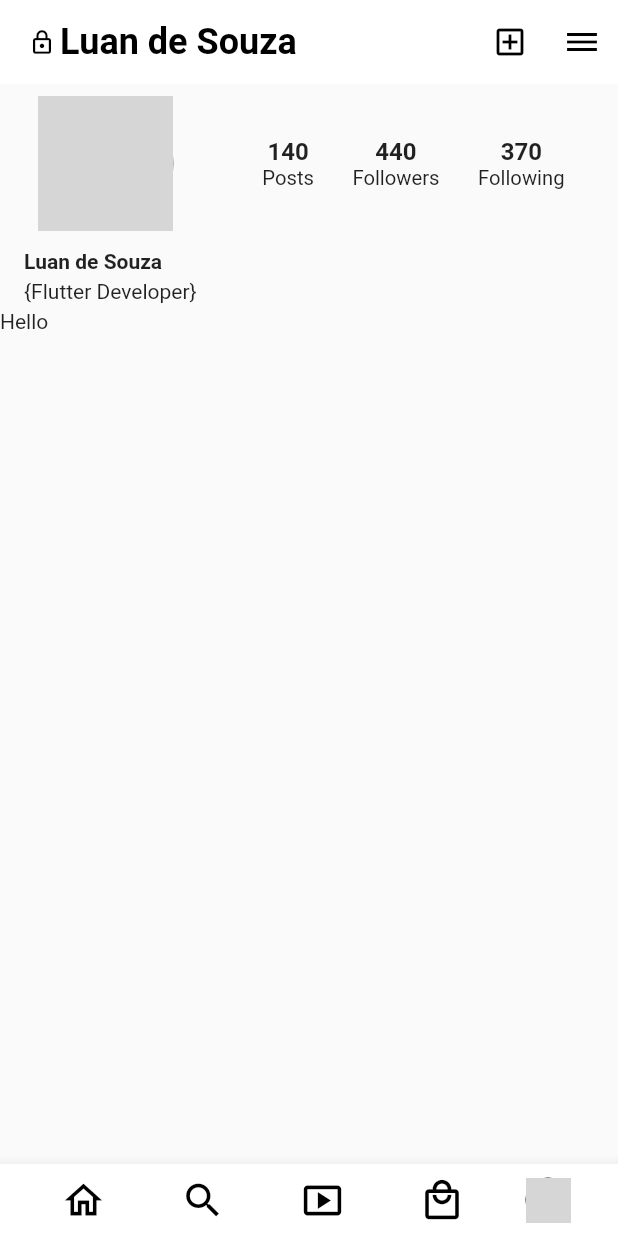
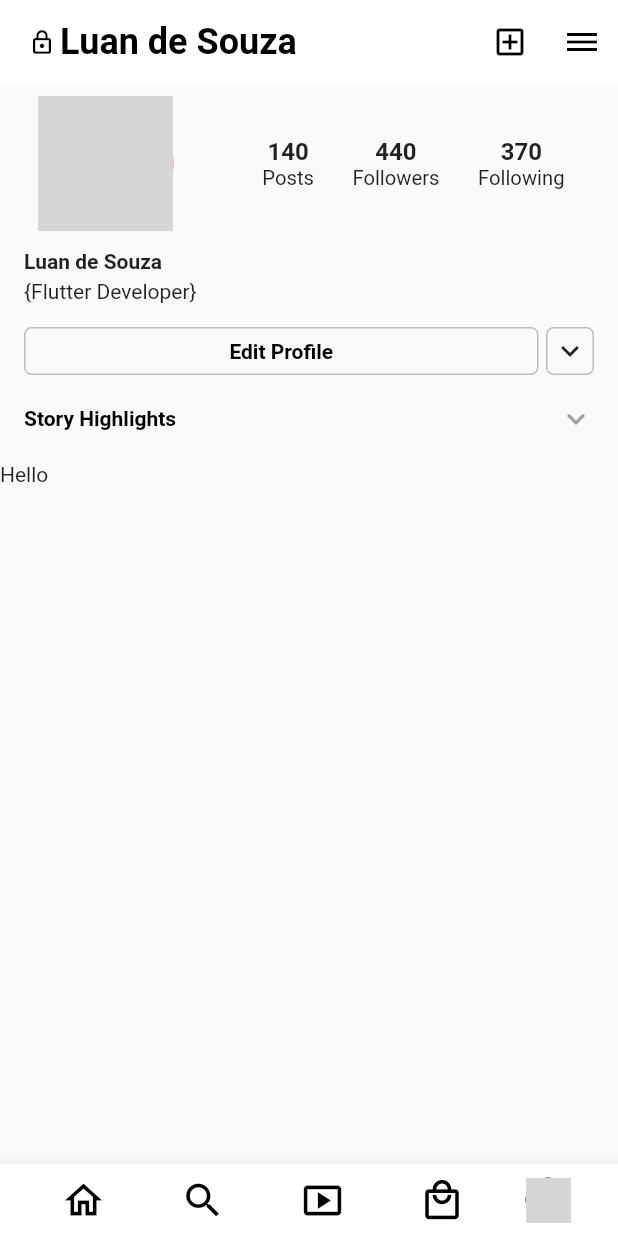
Before and after one commit to LuanSouzaProg/Instagram_Clone, a Flutter app: the screen it shows after launch, item 5 of the bottom bar chosen, on a phone screen of 412 x 824 dp. Run offline on Flutter 3.47's test engine with Material 2 defaults, Android fonts, the phone set to English and light mode, and no system bars; our stand-ins replace expandable_text, google_fonts, marquee; network calls fail; grey boxes are pictures that could not be loaded.

Commit message:
Instagram Clone UI

```diff
--- a/lib/widgets/profile_header.dart
+++ b/lib/widgets/profile_header.dart
@@ -11,6 +11,8 @@ class ProfileHeader extends StatefulWidget {
 }
 
 class _ProfileHeaderState extends State<ProfileHeader> {
+  bool _isExpansionTileOpen = false;
+
   @override
   Widget build(BuildContext context) {
     return Column(
@@ -55,7 +57,126 @@ class _ProfileHeaderState extends State<ProfileHeader> {
               ),
             ],
           ),
-        )
+        ),
+        SizedBox(
+          height: 12,
+        ),
+        Padding(
+          padding: const EdgeInsets.symmetric(horizontal: 16),
+          child: Row(
+            mainAxisAlignment: MainAxisAlignment.center,
+            children: [
+              Expanded(
+                child: Container(
+                  alignment: Alignment.center,
+                  padding: EdgeInsets.all(7),
+                  decoration: BoxDecoration(
+                    border: Border.all(color: Colors.grey.shade400),
+                    borderRadius: BorderRadius.circular(5),
+                  ),
+                  child: Text(
+                    "Edit Profile",
+                    style: TextStyle(
+                        fontWeight: FontWeight.w600,
+                        fontSize: 14,
+                        color: Colors.black),
+                  ),
+                ),
+              ),
+              SizedBox(
+                width: 5,
+              ),
+              Container(
+                padding: EdgeInsets.all(3),
+                decoration: BoxDecoration(
+                  border: Border.all(color: Colors.grey.shade400),
+                  borderRadius: BorderRadius.circular(5),
+                ),
+                child: Icon(Icons.expand_more_outlined),
+              ),
+            ],
+          ),
+        ),
+        ExpansionTile(
+          onExpansionChanged: (_isOpen) => {
+            setState(
+              () {
+                _isExpansionTileOpen = _isOpen;
+              },
+            ),
+          },
+          title: Text(
+            "Story Highlights",
+            style: TextStyle(
+                fontWeight: FontWeight.w600, fontSize: 14, color: Colors.black),
+          ),
+          subtitle: _isExpansionTileOpen
+              ? Text(
+                  "Keep your favorite stories on your profile",
+                  style: TextStyle(
+                      color: Colors.black,
+                      fontSize: 13.5,
+                      fontWeight: FontWeight.w400),
+                )
+              : null,
+          trailing: Icon(
+            _isExpansionTileOpen
+                ? Icons.expand_less_outlined
+                : Icons.expand_more_outlined,
+            color: Colors.grey.shade500,
+          ),
+          children: [
+            Container(
+              height: 80,
+              child: ListView.builder(
+                scrollDirection: Axis.horizontal,
+                itemCount: 7,
+                itemBuilder: (context, index) {
+                  return index != 0
+                      ? Container(
+                          width: 80,
+                          alignment: Alignment.topCenter,
+                          padding: EdgeInsets.symmetric(horizontal: 5),
+                          child: CircleAvatar(
+                            radius: 30,
+                            backgroundColor: Colors.grey.shade300,
+                          ),
+                        )
+                      : Container(
+                          width: 80,
+                          color: Colors.amber,
+                          child: Column(
+                            children: [
+                              Container(
+                                width: 60,
+                                height: 60,
+                                decoration: BoxDecoration(
+                                  border: Border.all(
+                                    color: Colors.grey.shade400,
+                                  ),
+                                  borderRadius: BorderRadius.circular(30),
+                                ),
+                                child: Icon(
+                                  Icons.add,
+                                  size: 30,
+                                ),
+                              ),
+                              Text(
+                                "New",
+                                style: TextStyle(
+                                  fontSize: 11,
+                                  fontWeight: FontWeight.w500,
+                                  color: Colors.black,
+                                ),
+                              )
+                            ],
+                          ),
+                        );
+                },
+              ),
+            ),
+          ],
+        ),
       ],
     );
   }
```
